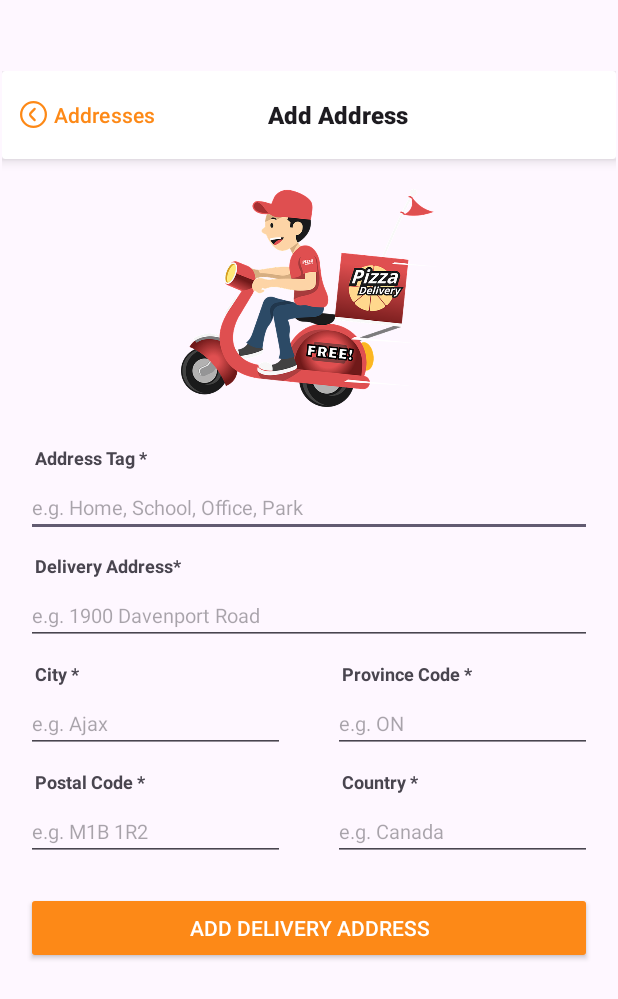
After one commit to EmreDenizz/Android-Pizza-App-Firebase, an Android app: the NormalAddNewAddressActivity screen opened directly, with no data from a screen before it, on a phone screen of 412 x 824 dp. The commit adds this screen. Shown: the top 999 px of the screen. Run offline under Robolectric (Android 15) with nearby library versions, the phone set to English and light mode, and no system bars; our stand-ins replace Firebase (no records; nobody signed in at launch, a user with empty details on screens opened directly).

Commit message:
Virtually Complete

```diff
--- a/app/src/main/java/com/example/group9_mapd711_project/CustomerProfileViewActivity.kt
+++ b/app/src/main/java/com/example/group9_mapd711_project/CustomerProfileViewActivity.kt
@@ -46,7 +46,7 @@ class CustomerProfileViewActivity : AppCompatActivity() {
         }
 
         binding.viewMyAddressesCard.setOnClickListener {
-            //startActivity(Intent(this, CustomerViewAllOrdersActivity::class.java))
+            startActivity(Intent(this, CustomerViewMyAddressesListActivity::class.java))
         }
 
         binding.updateMyProfileCard.setOnClickListener {
--- /dev/null
+++ b/app/src/main/java/com/example/group9_mapd711_project/NormalAddNewAddressActivity.kt
@@ -0,0 +1,56 @@
+package com.example.group9_mapd711_project
+
+import android.content.Intent
+import androidx.appcompat.app.AppCompatActivity
+import android.os.Bundle
+import com.example.group9_mapd711_project.databinding.ActivityNormalAddNewAddressBinding
+import com.example.group9_mapd711_project.models.Customer
+import com.example.group9_mapd711_project.models.CustomerAddress
+import com.google.firebase.auth.FirebaseAuth
+import com.google.firebase.firestore.FirebaseFirestore
+import com.google.firebase.firestore.toObject
+
+class NormalAddNewAddressActivity : AppCompatActivity() {
+    private lateinit var binding: ActivityNormalAddNewAddressBinding
+    private lateinit var firestore: FirebaseFirestore
+    private lateinit var firebaseAuth: FirebaseAuth
+    override fun onCreate(savedInstanceState: Bundle?) {
+        super.onCreate(savedInstanceState)
+
+        binding = ActivityNormalAddNewAddressBinding.inflate(layoutInflater)
+        setContentView(binding.root)
+
+        firebaseAuth = FirebaseAuth.getInstance()
+        firestore = FirebaseFirestore.getInstance()
+
+        binding.goBackButton.setOnClickListener { finish() }
+
+        binding.uploadDeliveryAddressButton.setOnClickListener {
+            val address = binding.deliveryAddressEdit.text.trim().toString()
+            val addressTag = binding.deliveryAddressTagEdit.text.trim().toString()
+            val city = binding.deliveryCityEdit.text.trim().toString()
+            val provinceCode = binding.deliveryProvinceCodeEdit.text.trim().toString()
+            val postalCode = binding.deliveryPostalCodeEdit.text.trim().toString()
+            val country = binding.deliveryCountryEdit.text.trim().toString()
+
+            if (addressTag.isNotEmpty()&&city.isNotEmpty()&&provinceCode.isNotEmpty()&&provinceCode.length==2&&postalCode.isNotEmpty()&&postalCode.length==6&&country.isNotEmpty()&&address.isNotEmpty()){
+                val customerDocRef = firestore.collection("customers").document(firebaseAuth.currentUser!!.uid)
+                customerDocRef.get().addOnSuccessListener {
+                    if (it.exists()){
+                        val currentCustomer = it.toObject<Customer>()!!
+
+                        val newAddress = CustomerAddress(deliverAddress = address,addressTag=addressTag, city = city, provinceCode = provinceCode, country = country, postalCode = postalCode)
+                        currentCustomer.deliveryAddress.add(newAddress)
+
+                        customerDocRef.set(currentCustomer).addOnSuccessListener {
+                            val intent = Intent(this, CustomerViewMyAddressesListActivity::class.java)
+                            intent.flags = Intent.FLAG_ACTIVITY_CLEAR_TASK or Intent.FLAG_ACTIVITY_NEW_TASK
+                            startActivity(intent)
+                            finish()  // Optional: Close the current activity
+                        }.addOnFailureListener {  }
+                    }
+                }.addOnFailureListener {  }
+            }
+        }
+    }
+}
--- a/app/src/main/res/layout/activity_login.xml
+++ b/app/src/main/res/layout/activity_login.xml
@@ -47,7 +47,7 @@
                     android:layout_height="wrap_content"
                     android:layout_marginStart="13sp"
                     android:fontFamily="sans-serif-black"
-                    android:text="Wlecome Back"
+                    android:text="Welcome Back"
                     android:textAppearance="@style/TextAppearance.AppCompat.Large"
                     android:textSize="16sp" />
 
--- /dev/null
+++ b/app/src/main/res/layout/activity_normal_add_new_address.xml
@@ -0,0 +1,264 @@
+<?xml version="1.0" encoding="utf-8"?>
+<androidx.constraintlayout.widget.ConstraintLayout xmlns:android="http://schemas.android.com/apk/res/android"
+    xmlns:app="http://schemas.android.com/apk/res-auto"
+    xmlns:tools="http://schemas.android.com/tools"
+    android:layout_width="match_parent"
+    android:layout_height="match_parent"
+    tools:context=".NormalAddNewAddressActivity">
+
+    <LinearLayout
+        android:layout_width="409dp"
+        android:layout_height="729dp"
+        android:orientation="vertical"
+        app:layout_constraintBottom_toBottomOf="parent"
+        app:layout_constraintEnd_toEndOf="parent"
+        app:layout_constraintStart_toStartOf="parent"
+        app:layout_constraintTop_toTopOf="parent">
+
+        <androidx.cardview.widget.CardView
+            android:layout_width="match_parent"
+            android:layout_height="wrap_content"
+            app:cardElevation="5dp">
+
+            <LinearLayout
+                android:layout_width="match_parent"
+                android:layout_height="match_parent"
+                android:gravity="center_vertical"
+                android:orientation="horizontal"
+                android:paddingVertical="5sp">
+
+                <Button
+                    android:id="@+id/goBackButton"
+                    style="@style/Widget.Material3.Button.TextButton.Icon"
+                    android:layout_width="wrap_content"
+                    android:layout_height="wrap_content"
+                    android:text="Addresses"
+                    app:cornerRadius="2dp"
+                    app:icon="@drawable/back" />
+
+                <Space
+                    android:layout_width="wrap_content"
+                    android:layout_height="wrap_content"
+                    android:layout_weight="1" />
+
+                <TextView
+                    android:layout_width="wrap_content"
+                    android:layout_height="wrap_content"
+                    android:layout_marginStart="13sp"
+                    android:fontFamily="sans-serif-black"
+                    android:text="Add Address"
+                    android:textAppearance="@style/TextAppearance.AppCompat.Large"
+                    android:textSize="16sp" />
+
+                <Space
+                    android:layout_width="wrap_content"
+                    android:layout_height="wrap_content"
+                    android:layout_weight="3" />
+            </LinearLayout>
+        </androidx.cardview.widget.CardView>
+
+        <ImageView
+            android:layout_width="match_parent"
+            android:layout_height="165dp"
+            android:layout_marginBottom="20dp"
+            android:paddingTop="20sp"
+            android:scaleType="centerInside"
+            app:srcCompat="@drawable/delivery" />
+
+        <TextView
+            android:layout_width="wrap_content"
+            android:layout_height="wrap_content"
+            android:layout_marginStart="22sp"
+            android:layout_marginTop="5sp"
+            android:layout_marginEnd="16sp"
+            android:layout_marginBottom="5sp"
+            android:text="Address Tag *"
+            android:textSize="12sp"
+            android:textStyle="bold" />
+
+        <EditText
+            android:id="@+id/deliveryAddressTagEdit"
+            android:layout_width="match_parent"
+            android:layout_height="wrap_content"
+            android:layout_marginStart="16sp"
+            android:layout_marginEnd="16sp"
+            android:layout_marginBottom="5sp"
+            android:ems="10"
+            android:hint="e.g. Home, School, Office, Park"
+            android:inputType="text"
+            android:textColor="#000000"
+            android:textSize="13sp" />
+
+        <TextView
+            android:layout_width="match_parent"
+            android:layout_height="wrap_content"
+            android:layout_marginStart="22sp"
+            android:layout_marginTop="5sp"
+            android:layout_marginEnd="16sp"
+            android:layout_marginBottom="5sp"
+            android:text="Delivery Address*"
+            android:textSize="12sp"
+            android:textStyle="bold" />
+
+        <EditText
+            android:id="@+id/deliveryAddressEdit"
+            android:layout_width="match_parent"
+            android:layout_height="wrap_content"
+            android:layout_marginStart="16sp"
+            android:layout_marginEnd="16sp"
+            android:layout_marginBottom="5sp"
+            android:ems="10"
+            android:hint="e.g. 1900 Davenport Road"
+            android:inputType="text"
+            android:textColor="#000000"
+            android:textSize="13sp" />
+
+        <LinearLayout
+            android:layout_width="match_parent"
+            android:layout_height="wrap_content"
+            android:orientation="horizontal">
+
+            <LinearLayout
+                android:layout_width="wrap_content"
+                android:layout_height="wrap_content"
+                android:layout_weight="1"
+                android:orientation="vertical">
+
+                <TextView
+                    android:layout_width="match_parent"
+                    android:layout_height="wrap_content"
+                    android:layout_marginStart="22sp"
+                    android:layout_marginTop="5sp"
+                    android:layout_marginEnd="16sp"
+                    android:layout_marginBottom="5sp"
+                    android:text="City *"
+                    android:textSize="12sp"
+                    android:textStyle="bold" />
+
+                <EditText
+                    android:id="@+id/deliveryCityEdit"
+                    android:layout_width="match_parent"
+                    android:layout_height="wrap_content"
+                    android:layout_marginStart="16sp"
+                    android:layout_marginEnd="16sp"
+                    android:layout_marginBottom="5sp"
+                    android:ems="10"
+                    android:hint="e.g. Ajax"
+                    android:inputType="text"
+                    android:textColor="#000000"
+                    android:textSize="13sp" />
+            </LinearLayout>
+
+            <LinearLayout
+                android:layout_width="wrap_content"
+                android:layout_height="wrap_content"
+                android:layout_weight="1"
+                android:orientation="vertical">
+
+                <TextView
+                    android:layout_width="match_parent"
+                    android:layout_height="wrap_content"
+                    android:layout_marginStart="22sp"
+                    android:layout_marginTop="5sp"
+                    android:layout_marginEnd="16sp"
+                    android:layout_marginBottom="5sp"
+                    android:text="Province Code *"
+                    android:textSize="12sp"
+                    android:textStyle="bold" />
+
+                <EditText
+                    android:id="@+id/deliveryProvinceCodeEdit"
+                    android:layout_width="match_parent"
+                    android:layout_height="wrap_content"
+                    android:layout_marginStart="16sp"
+                    android:layout_marginEnd="16sp"
+                    android:layout_marginBottom="5sp"
+                    android:ems="10"
+                    android:hint="e.g. ON"
+                    android:inputType="text"
+                    android:textColor="#000000"
+                    android:textSize="13sp" />
+            </LinearLayout>
+        </LinearLayout>
+
+        <LinearLayout
+            android:layout_width="match_parent"
+            android:layout_height="wrap_content"
+            android:orientation="horizontal">
+
+            <LinearLayout
+                android:layout_width="wrap_content"
+                android:layout_height="wrap_content"
+                android:layout_weight="1"
+                android:orientation="vertical">
+
+                <TextView
+                    android:layout_width="match_parent"
+                    android:layout_height="wrap_content"
+                    android:layout_marginStart="22sp"
+                    android:layout_marginTop="5sp"
+                    android:layout_marginEnd="16sp"
+                    android:layout_marginBottom="5sp"
+                    android:text="Postal Code *"
+                    android:textSize="12sp"
+                    android:textStyle="bold" />
+
+                <EditText
+                    android:id="@+id/deliveryPostalCodeEdit"
+                    android:layout_width="match_parent"
+                    android:layout_height="wrap_content"
+                    android:layout_marginStart="16sp"
+                    android:layout_marginEnd="16sp"
+                    android:layout_marginBottom="5sp"
+                    android:ems="10"
+                    android:hint="e.g. M1B 1R2"
+                    android:inputType="text"
+                    android:textColor="#000000"
+                    android:textSize="13sp" />
+            </LinearLayout>
+
+            <LinearLayout
+                android:layout_width="wrap_content"
+                android:layout_height="wrap_content"
+                android:layout_weight="1"
+                android:orientation="vertical">
+
+                <TextView
+                    android:layout_width="match_parent"
+                    android:layout_height="wrap_content"
+                    android:layout_marginStart="22sp"
+                    android:layout_marginTop="5sp"
+                    android:layout_marginEnd="16sp"
+                    android:layout_marginBottom="5sp"
+                    android:text="Country *"
+                    android:textSize="12sp"
+                    android:textStyle="bold" />
+
+                <EditText
+                    android:id="@+id/deliveryCountryEdit"
+                    android:layout_width="match_parent"
+                    android:layout_height="wrap_content"
+                    android:layout_marginStart="16sp"
+                    android:layout_marginEnd="16sp"
+                    android:layout_marginBottom="5sp"
+                    android:ems="10"
+                    android:hint="e.g. Canada"
+                    android:inputType="text"
+                    android:textColor="#000000"
+                    android:textSize="13sp" />
+            </LinearLayout>
+        </LinearLayout>
+
+        <Button
+            android:id="@+id/uploadDeliveryAddressButton"
+            style="@style/Widget.AppCompat.Button"
+            android:layout_width="match_parent"
+            android:layout_height="wrap_content"
+            android:layout_marginStart="16sp"
+            android:layout_marginTop="15sp"
+            android:layout_marginEnd="16sp"
+            android:backgroundTint="#FD8917"
+            android:text="Add Delivery Address"
+            android:textColor="@color/white" />
+    </LinearLayout>
+</androidx.constraintlayout.widget.ConstraintLayout>
```
Also changed, not shown: app/src/main/AndroidManifest.xml (+13 -6 lines), app/src/main/java/com/example/group9_mapd711_project/CustomerViewMyAddressesListActivity.kt (added, +86 -0 lines), app/src/main/java/com/example/group9_mapd711_project/adapters/DeliveryAddressesAdapter.kt (added, +52 -0 lines), app/src/main/res/layout/activity_customer_view_my_addresses_list.xml (added, +82 -0 lines), app/src/main/res/layout/single_delivery_address_in_list.xml (added, +72 -0 lines).
